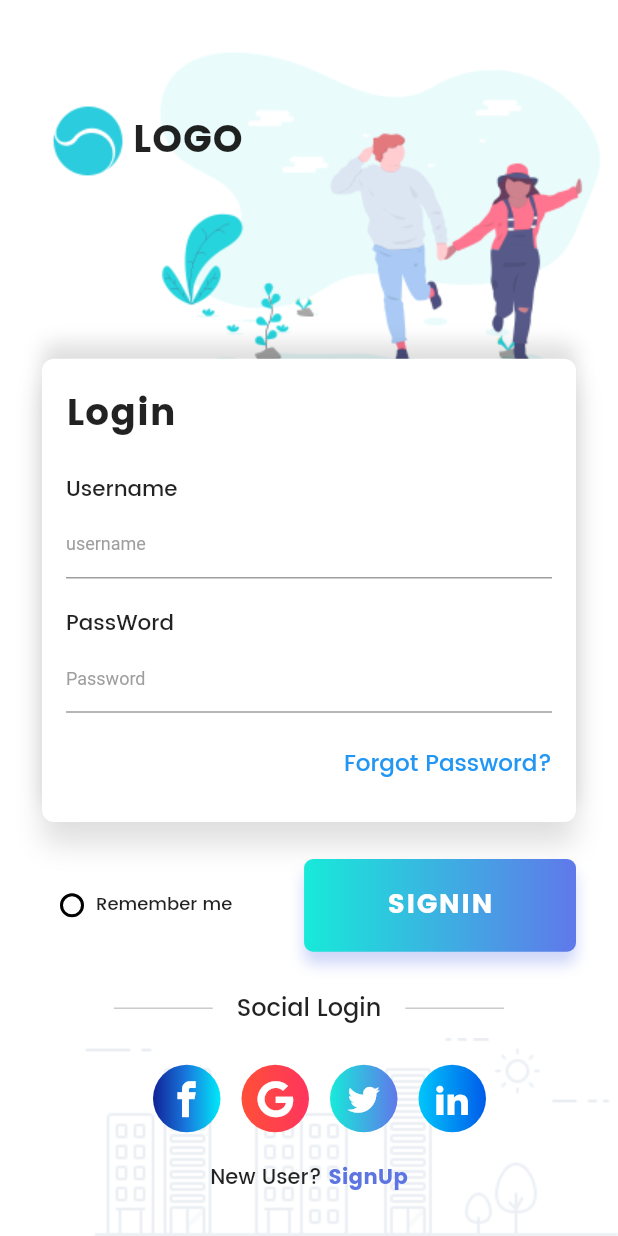
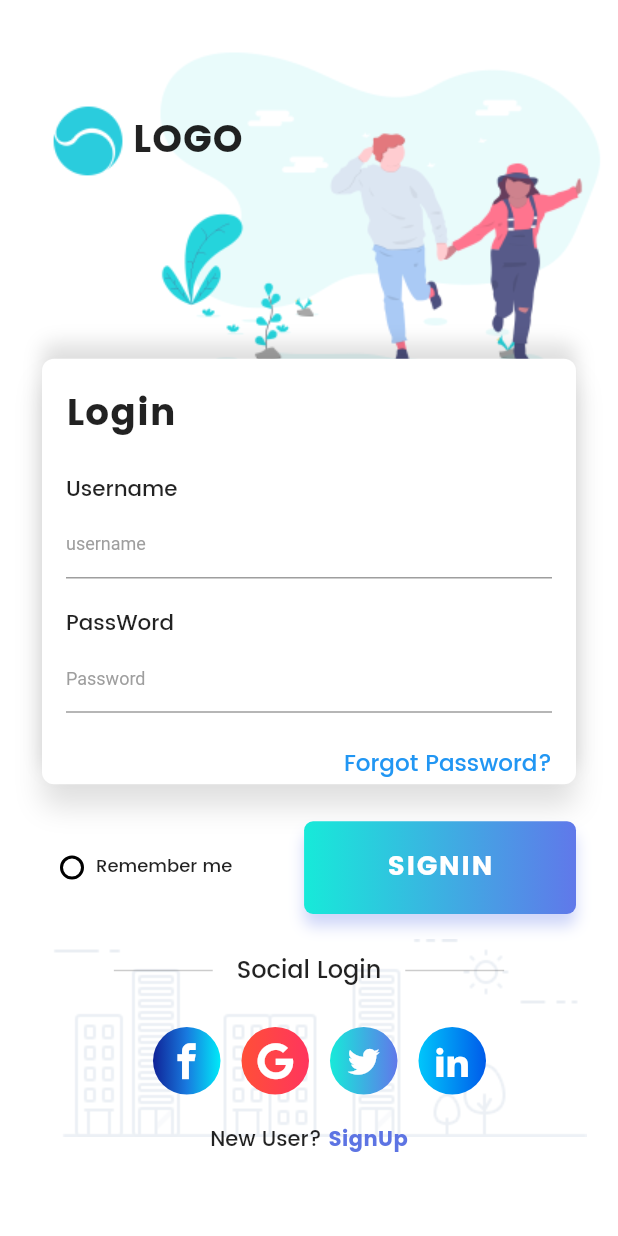
Before and after one commit to devefy/Flutter-Login-Page-UI, a Flutter app: the screen it shows after launch, on a phone screen of 412 x 824 dp. Run offline on Flutter 3.47's test engine with Material 2 defaults, Android fonts, the phone set to English and light mode, and no system bars; our stand-ins replace flutter_screenutil.

Commit message:
fix-bottom overflow bug

```diff
--- a/lib/Widgets/FormCard.dart
+++ b/lib/Widgets/FormCard.dart
@@ -6,7 +6,8 @@ class FormCard extends StatelessWidget {
   Widget build(BuildContext context) {
     return new Container(
       width: double.infinity,
-      height: ScreenUtil.getInstance().setHeight(500),
+//      height: ScreenUtil.getInstance().setHeight(500),
+      padding: EdgeInsets.only(bottom: 1),
       decoration: BoxDecoration(
           color: Colors.white,
           borderRadius: BorderRadius.circular(8.0),
@@ -20,7 +21,7 @@ class FormCard extends StatelessWidget {
                 offset: Offset(0.0, -10.0),
                 blurRadius: 10.0),
           ]),
-      child: Padding(
+      child: Container(
         padding: EdgeInsets.only(left: 16.0, right: 16.0, top: 16.0),
         child: Column(
           crossAxisAlignment: CrossAxisAlignment.start,
--- a/lib/main.dart
+++ b/lib/main.dart
@@ -70,7 +70,7 @@ class _MyAppState extends State<MyApp> {
               Expanded(
                 child: Container(),
               ),
-              Image.asset("assets/image_02.png")
+              Expanded(child: Image.asset("assets/image_02.png"))
             ],
           ),
           SingleChildScrollView(
```
